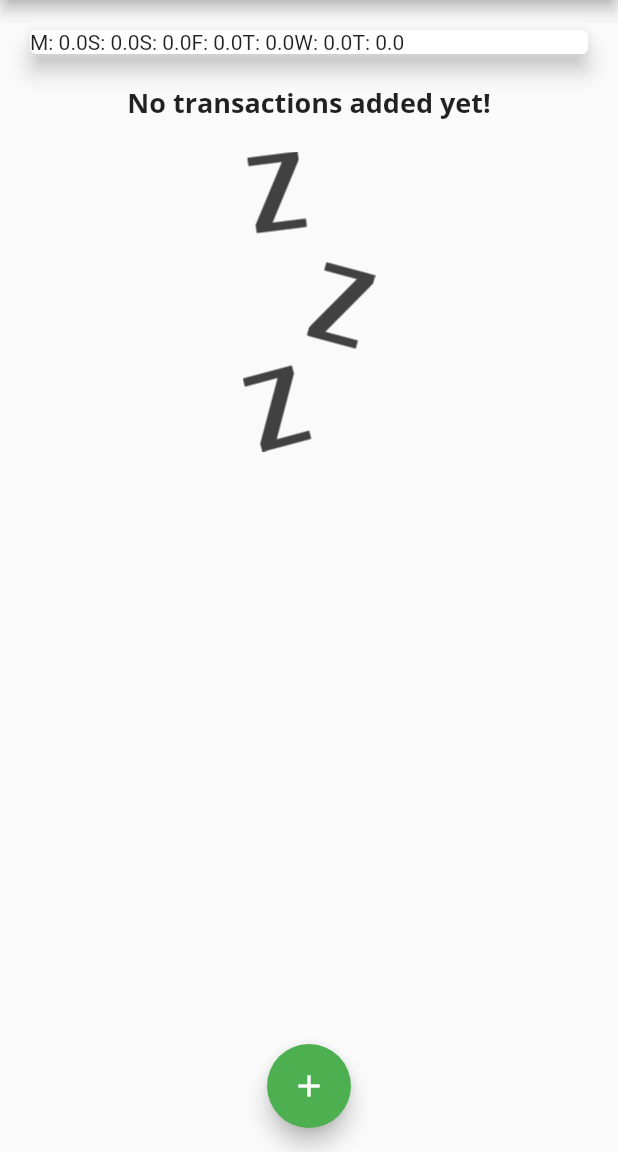
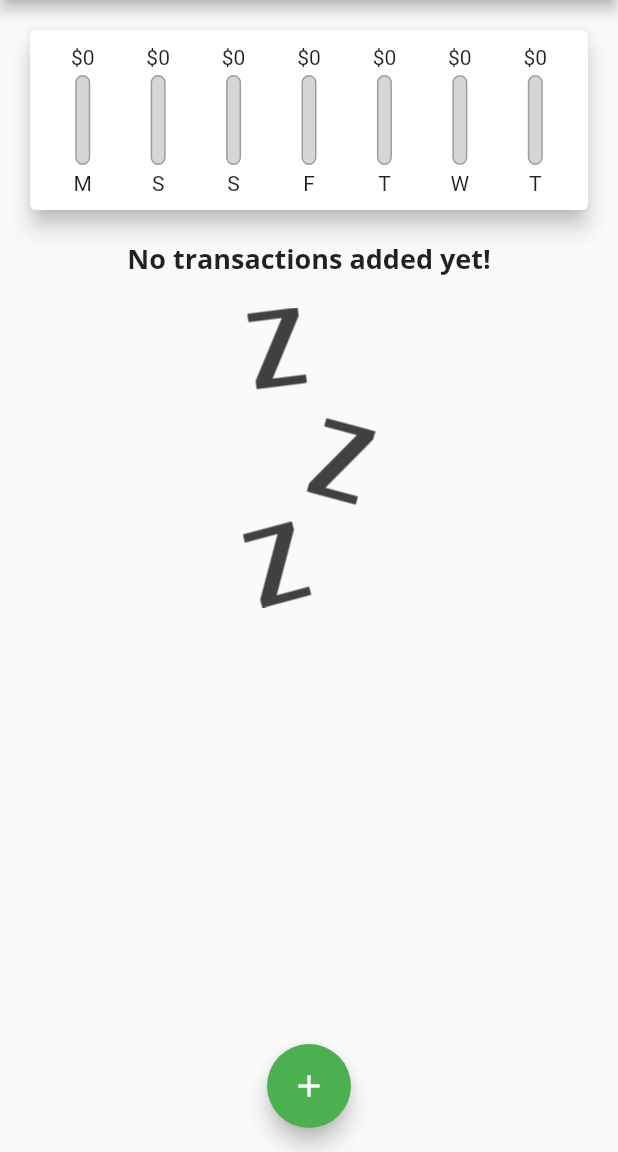
Before and after one commit to HumHumDude/FlutDepense, a Flutter app: the screen it shows after launch, on a phone screen of 412 x 824 dp, the part 84-1236 px from its top. Run offline on Flutter 3.47's test engine with Material 2 defaults, Android fonts, the phone set to English and light mode, and no system bars.

Commit message:
Charts built and functional

```diff
--- a/lib/widgets/chart.dart
+++ b/lib/widgets/chart.dart
@@ -1,6 +1,7 @@
 import 'package:flutter/material.dart';
 import 'package:intl/intl.dart';
 import '../models/transaction.dart';
+import './chart_bar.dart';
 
 class Chart extends StatelessWidget {
   // list of transactions of the past 7 days
@@ -26,17 +27,30 @@ class Chart extends StatelessWidget {
     });
   }
 
+  double get totalSpending {
+    return groupedTransactionValues.fold(0.0, (sum, item) {
+      return sum + (item['amount'] as num);
+    });
+  }
+
   @override
   Widget build(BuildContext context) {
     return Card(
         elevation: 6,
         margin: EdgeInsets.all(20),
-        child: Row(
-          children: groupedTransactionValues.map((data) {
-            return Text(
-              '${data['day']}: ${data['amount']}'.toString(),
-            );
-          }).toList(),
+        child: Container(
+          padding: EdgeInsets.all(10),
+          child: Row(
+            mainAxisAlignment: MainAxisAlignment.spaceAround,
+            children: groupedTransactionValues.map((data) {
+              return ChartBar(
+                  data['day'] as String,
+                  data['amount'] as double,
+                  totalSpending == 0.0
+                      ? 0.0
+                      : (data['amount' as double]) / totalSpending);
+            }).toList(),
+          ),
         ));
   }
 }
--- /dev/null
+++ b/lib/widgets/chart_bar.dart
@@ -0,0 +1,50 @@
+import 'package:flutter/material.dart';
+
+class ChartBar extends StatelessWidget {
+  final String label;
+  final double spendingAmount;
+  final double spendingPctOfTotal;
+  ChartBar(this.label, this.spendingAmount, this.spendingPctOfTotal);
+  @override
+  Widget build(BuildContext context) {
+    return Column(
+      children: <Widget>[
+        FittedBox(child: Text('\$${spendingAmount.toStringAsFixed(0)}')),
+        SizedBox(
+          height: 4,
+        ),
+        Container(
+          height: 60,
+          width: 10,
+          child: Stack(
+            children: <Widget>[
+              Container(
+                decoration: BoxDecoration(
+                  border: Border.all(color: Colors.grey, width: 1.0),
+                  color: Colors.grey[350],
+                  borderRadius: BorderRadius.circular(10),
+                ),
+              ),
+              FractionallySizedBox(
+                heightFactor: spendingPctOfTotal,
+                child: Flexible(
+                  fit: FlexFit.tight,
+                  child: Container(
+                    decoration: BoxDecoration(
+                      color: Theme.of(context).primaryColor,
+                      borderRadius: BorderRadius.circular(10),
+                    ),
+                  ),
+                ),
+              )
+            ],
+          ),
+        ),
+        SizedBox(
+          height: 4,
+        ),
+        Text(label),
+      ],
+    );
+  }
+}
```
